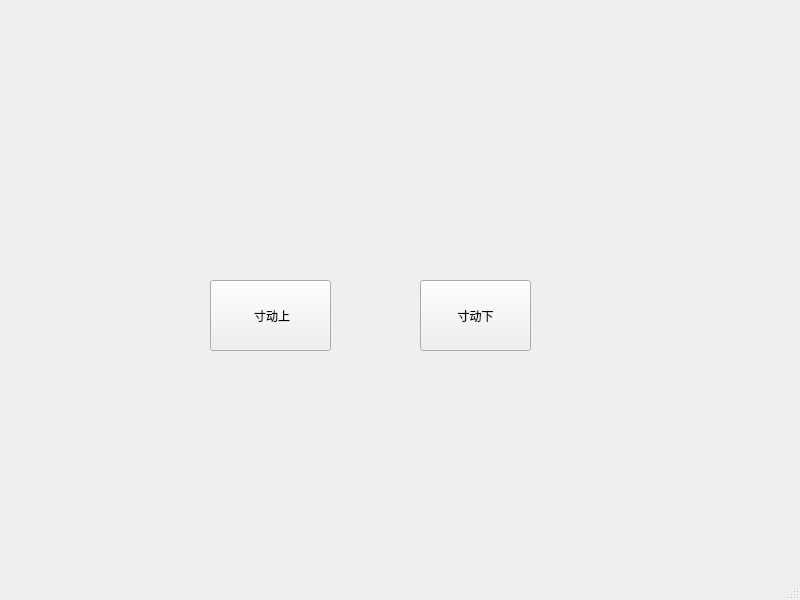
Qt form mainwindow.ui (zhengshihao1218/newsoft) before a commit.
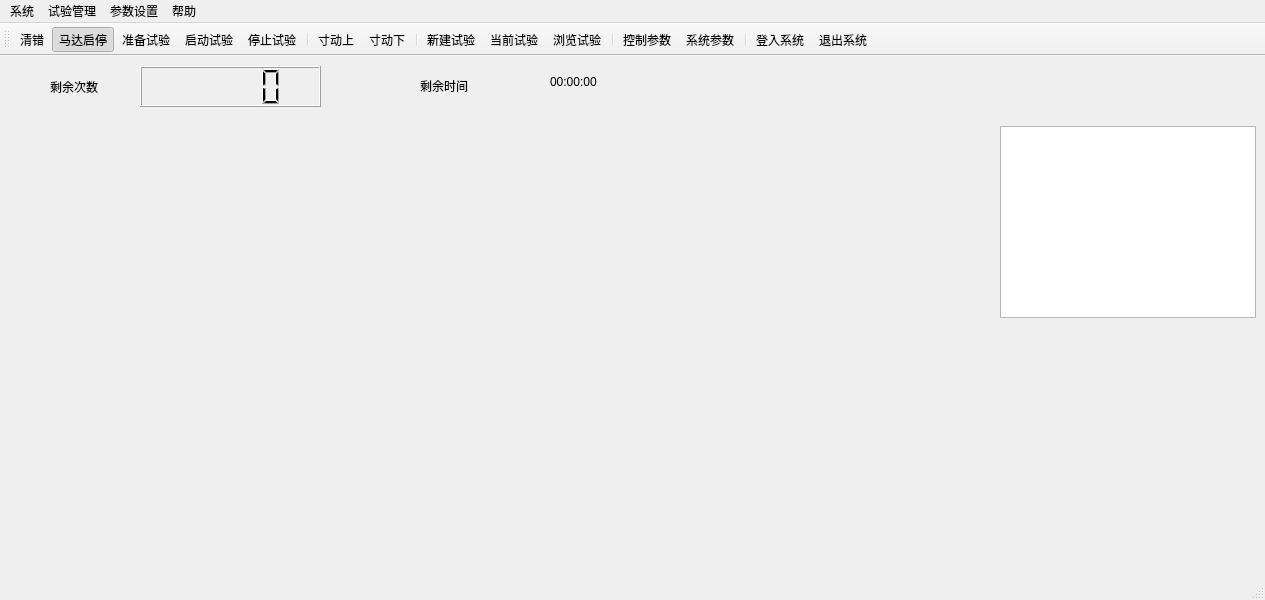
The same form after that commit. Icons and pictures are not drawn.

Commit message: [newsoft] add themes images for Action icon

```diff
--- a/mainwindow.ui
+++ b/mainwindow.ui
@@ -6,38 +6,80 @@
    <rect>
     <x>0</x>
     <y>0</y>
-    <width>800</width>
+    <width>1265</width>
     <height>600</height>
    </rect>
   </property>
   <property name="windowTitle">
    <string>MainWindow</string>
   </property>
+  <property name="styleSheet">
+   <string notr="true"/>
+  </property>
+  <property name="iconSize">
+   <size>
+    <width>50</width>
+    <height>50</height>
+   </size>
+  </property>
   <widget class="QWidget" name="centralwidget">
-   <widget class="QPushButton" name="pushButton_up">
+   <widget class="QListWidget" name="listWidget">
     <property name="geometry">
      <rect>
-      <x>210</x>
-      <y>280</y>
-      <width>121</width>
-      <height>71</height>
+      <x>1000</x>
+      <y>70</y>
+      <width>256</width>
+      <height>192</height>
+     </rect>
+    </property>
+   </widget>
+   <widget class="QLabel" name="label">
+    <property name="geometry">
+     <rect>
+      <x>50</x>
+      <y>10</y>
+      <width>91</width>
+      <height>41</height>
      </rect>
     </property>
     <property name="text">
-     <string> 寸动上</string>
+     <string>剩余次数</string>
     </property>
    </widget>
-   <widget class="QPushButton" name="pushButton_down">
+   <widget class="QLabel" name="label_2">
     <property name="geometry">
      <rect>
       <x>420</x>
-      <y>280</y>
-      <width>111</width>
-      <height>71</height>
+      <y>20</y>
+      <width>69</width>
+      <height>19</height>
      </rect>
     </property>
     <property name="text">
-     <string>寸动下</string>
+     <string>剩余时间</string>
+    </property>
+   </widget>
+   <widget class="QLCDNumber" name="lcdNumber_2">
+    <property name="geometry">
+     <rect>
+      <x>140</x>
+      <y>10</y>
+      <width>181</width>
+      <height>41</height>
+     </rect>
+    </property>
+   </widget>
+   <widget class="QLabel" name="label_3">
+    <property name="geometry">
+     <rect>
+      <x>550</x>
+      <y>10</y>
+      <width>121</width>
+      <height>31</height>
+     </rect>
+    </property>
+    <property name="text">
+     <string>00:00:00</string>
     </property>
    </widget>
   </widget>
@@ -46,12 +88,319 @@
     <rect>
      <x>0</x>
      <y>0</y>
-     <width>800</width>
-     <height>21</height>
+     <width>1265</width>
+     <height>25</height>
     </rect>
    </property>
+   <widget class="QMenu" name="menu">
+    <property name="title">
+     <string>系统</string>
+    </property>
+    <addaction name="login_action"/>
+    <addaction name="actionnew_user_action"/>
+    <addaction name="actionuser_list_action"/>
+    <addaction name="quit_action"/>
+   </widget>
+   <widget class="QMenu" name="menu_2">
+    <property name="title">
+     <string>试验管理</string>
+    </property>
+    <addaction name="start_experiment_action"/>
+    <addaction name="stop_experiment_action"/>
+    <addaction name="new_experiment_action"/>
+    <addaction name="current_experiment"/>
+    <addaction name="browse_experiment_action"/>
+   </widget>
+   <widget class="QMenu" name="menu_3">
+    <property name="title">
+     <string>参数设置</string>
+    </property>
+    <addaction name="control_parment_action"/>
+    <addaction name="system_parment_action"/>
+   </widget>
+   <widget class="QMenu" name="menu_4">
+    <property name="title">
+     <string>帮助</string>
+    </property>
+    <addaction name="about_action"/>
+   </widget>
+   <addaction name="menu"/>
+   <addaction name="menu_2"/>
+   <addaction name="menu_3"/>
+   <addaction name="menu_4"/>
   </widget>
   <widget class="QStatusBar" name="statusbar"/>
+  <widget class="QToolBar" name="toolBar">
+   <property name="windowTitle">
+    <string/>
+   </property>
+   <property name="toolTip">
+    <string notr="true"/>
+   </property>
+   <property name="allowedAreas">
+    <set>Qt::ToolBarArea::AllToolBarAreas</set>
+   </property>
+   <property name="toolButtonStyle">
+    <enum>Qt::ToolButtonStyle::ToolButtonTextUnderIcon</enum>
+   </property>
+   <attribute name="toolBarArea">
+    <enum>TopToolBarArea</enum>
+   </attribute>
+   <attribute name="toolBarBreak">
+    <bool>false</bool>
+   </attribute>
+   <addaction name="clear_error_action"/>
+   <addaction name="motor_start_stop_action"/>
+   <addaction name="prepare_experiment_action"/>
+   <addaction name="start_experiment_action"/>
+   <addaction name="stop_experiment_action"/>
+   <addaction name="separator"/>
+   <addaction name="up_action"/>
+   <addaction name="down_action"/>
+   <addaction name="separator"/>
+   <addaction name="new_experiment_action"/>
+   <addaction name="current_experiment"/>
+   <addaction name="browse_experiment_action"/>
+   <addaction name="separator"/>
+   <addaction name="control_parment_action"/>
+   <addaction name="system_parment_action"/>
+   <addaction name="separator"/>
+   <addaction name="login_action"/>
+   <addaction name="quit_action"/>
+  </widget>
+  <action name="actionwire">
+   <property name="icon">
+    <iconset resource="themes/image.qrc">
+     <normaloff>:/images/images/e772fdaa-396e-4fc4-88a3-f6c3298d4eab.jpeg</normaloff>:/images/images/e772fdaa-396e-4fc4-88a3-f6c3298d4eab.jpeg</iconset>
+   </property>
+   <property name="text">
+    <string>wire</string>
+   </property>
+   <property name="menuRole">
+    <enum>QAction::MenuRole::TextHeuristicRole</enum>
+   </property>
+  </action>
+  <action name="clear_error_action">
+   <property name="icon">
+    <iconset resource="themes/image.qrc">
+     <normaloff>:/images/images/clear_error.png</normaloff>:/images/images/clear_error.png</iconset>
+   </property>
+   <property name="text">
+    <string>清错</string>
+   </property>
+   <property name="toolTip">
+    <string>清错</string>
+   </property>
+   <property name="menuRole">
+    <enum>QAction::MenuRole::NoRole</enum>
+   </property>
+  </action>
+  <action name="motor_start_stop_action">
+   <property name="checkable">
+    <bool>true</bool>
+   </property>
+   <property name="checked">
+    <bool>true</bool>
+   </property>
+   <property name="icon">
+    <iconset resource="themes/image.qrc">
+     <normaloff>:/images/images/light_grey.png</normaloff>
+     <normalon>:/images/images/light.png</normalon>
+     <disabledoff>:/images/images/light_grey.png</disabledoff>
+     <activeoff>:/images/images/light_grey.png</activeoff>
+     <activeon>:/images/images/light.png</activeon>
+     <selectedoff>:/images/images/light_grey.png</selectedoff>:/images/images/light_grey.png</iconset>
+   </property>
+   <property name="text">
+    <string>马达启停</string>
+   </property>
+   <property name="menuRole">
+    <enum>QAction::MenuRole::NoRole</enum>
+   </property>
+  </action>
+  <action name="prepare_experiment_action">
+   <property name="icon">
+    <iconset resource="themes/image.qrc">
+     <normaloff>:/images/images/perpare.png</normaloff>:/images/images/perpare.png</iconset>
+   </property>
+   <property name="text">
+    <string>准备试验</string>
+   </property>
+   <property name="menuRole">
+    <enum>QAction::MenuRole::NoRole</enum>
+   </property>
+  </action>
+  <action name="start_experiment_action">
+   <property name="icon">
+    <iconset resource="themes/image.qrc">
+     <normaloff>:/images/images/run.png</normaloff>:/images/images/run.png</iconset>
+   </property>
+   <property name="text">
+    <string>启动试验</string>
+   </property>
+   <property name="menuRole">
+    <enum>QAction::MenuRole::NoRole</enum>
+   </property>
+  </action>
+  <action name="stop_experiment_action">
+   <property name="icon">
+    <iconset resource="themes/image.qrc">
+     <normaloff>:/images/images/stop.png</normaloff>:/images/images/stop.png</iconset>
+   </property>
+   <property name="text">
+    <string>停止试验</string>
+   </property>
+   <property name="menuRole">
+    <enum>QAction::MenuRole::NoRole</enum>
+   </property>
+  </action>
+  <action name="up_action">
+   <property name="icon">
+    <iconset resource="themes/image.qrc">
+     <normaloff>:/images/images/up.png</normaloff>:/images/images/up.png</iconset>
+   </property>
+   <property name="text">
+    <string>寸动上</string>
+   </property>
+   <property name="menuRole">
+    <enum>QAction::MenuRole::NoRole</enum>
+   </property>
+  </action>
+  <action name="down_action">
+   <property name="icon">
+    <iconset resource="themes/image.qrc">
+     <normaloff>:/images/images/down.png</normaloff>:/images/images/down.png</iconset>
+   </property>
+   <property name="text">
+    <string>寸动下</string>
+   </property>
+   <property name="toolTip">
+    <string>寸动下</string>
+   </property>
+   <property name="menuRole">
+    <enum>QAction::MenuRole::NoRole</enum>
+   </property>
+  </action>
+  <action name="new_experiment_action">
+   <property name="icon">
+    <iconset resource="themes/image.qrc">
+     <normaloff>:/images/images/new.png</normaloff>:/images/images/new.png</iconset>
+   </property>
+   <property name="text">
+    <string>新建试验</string>
+   </property>
+   <property name="menuRole">
+    <enum>QAction::MenuRole::NoRole</enum>
+   </property>
+  </action>
+  <action name="current_experiment">
+   <property name="icon">
+    <iconset resource="themes/image.qrc">
+     <normaloff>:/images/images/edit.png</normaloff>:/images/images/edit.png</iconset>
+   </property>
+   <property name="text">
+    <string>当前试验</string>
+   </property>
+   <property name="menuRole">
+    <enum>QAction::MenuRole::NoRole</enum>
+   </property>
+  </action>
+  <action name="browse_experiment_action">
+   <property name="icon">
+    <iconset resource="themes/image.qrc">
+     <normaloff>:/images/images/screen.png</normaloff>:/images/images/screen.png</iconset>
+   </property>
+   <property name="text">
+    <string>浏览试验</string>
+   </property>
+   <property name="menuRole">
+    <enum>QAction::MenuRole::NoRole</enum>
+   </property>
+  </action>
+  <action name="control_parment_action">
+   <property name="icon">
+    <iconset resource="themes/image.qrc">
+     <normaloff>:/images/images/contrlp.png</normaloff>:/images/images/contrlp.png</iconset>
+   </property>
+   <property name="text">
+    <string>控制参数</string>
+   </property>
+   <property name="menuRole">
+    <enum>QAction::MenuRole::NoRole</enum>
+   </property>
+  </action>
+  <action name="system_parment_action">
+   <property name="icon">
+    <iconset resource="themes/image.qrc">
+     <normaloff>:/images/images/systemparameter.png</normaloff>:/images/images/systemparameter.png</iconset>
+   </property>
+   <property name="text">
+    <string>系统参数</string>
+   </property>
+   <property name="menuRole">
+    <enum>QAction::MenuRole::NoRole</enum>
+   </property>
+  </action>
+  <action name="login_action">
+   <property name="icon">
+    <iconset resource="themes/image.qrc">
+     <normaloff>:/images/images/pl.png</normaloff>:/images/images/pl.png</iconset>
+   </property>
+   <property name="text">
+    <string>登入系统</string>
+   </property>
+   <property name="menuRole">
+    <enum>QAction::MenuRole::NoRole</enum>
+   </property>
+  </action>
+  <action name="quit_action">
+   <property name="icon">
+    <iconset resource="themes/image.qrc">
+     <normaloff>:/images/images/close.png</normaloff>:/images/images/close.png</iconset>
+   </property>
+   <property name="text">
+    <string>退出系统</string>
+   </property>
+   <property name="menuRole">
+    <enum>QAction::MenuRole::NoRole</enum>
+   </property>
+  </action>
+  <action name="actionnew_user_action">
+   <property name="icon">
+    <iconset resource="themes/image.qrc">
+     <normaloff>:/images/images/login.png</normaloff>:/images/images/login.png</iconset>
+   </property>
+   <property name="text">
+    <string>添加用户</string>
+   </property>
+   <property name="menuRole">
+    <enum>QAction::MenuRole::NoRole</enum>
+   </property>
+  </action>
+  <action name="actionuser_list_action">
+   <property name="icon">
+    <iconset resource="themes/image.qrc">
+     <normaloff>:/images/images/people.png</normaloff>:/images/images/people.png</iconset>
+   </property>
+   <property name="text">
+    <string>用户管理</string>
+   </property>
+   <property name="menuRole">
+    <enum>QAction::MenuRole::NoRole</enum>
+   </property>
+  </action>
+  <action name="about_action">
+   <property name="icon">
+    <iconset resource="themes/image.qrc">
+     <normaloff>:/images/images/about.png</normaloff>:/images/images/about.png</iconset>
+   </property>
+   <property name="text">
+    <string>关于</string>
+   </property>
+   <property name="menuRole">
+    <enum>QAction::MenuRole::NoRole</enum>
+   </property>
+  </action>
  </widget>
  <resources/>
  <connections/>
```
Left out of the diff: 4 changed lines with no effect on the pictures. The commit also changes 31 other files.
